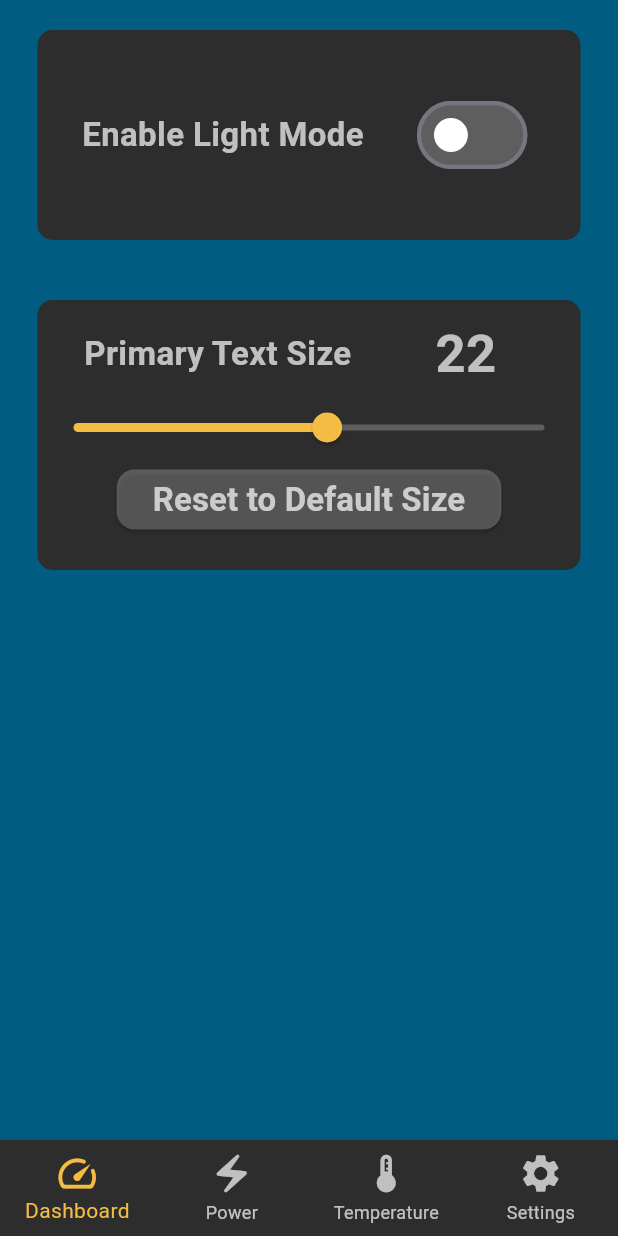
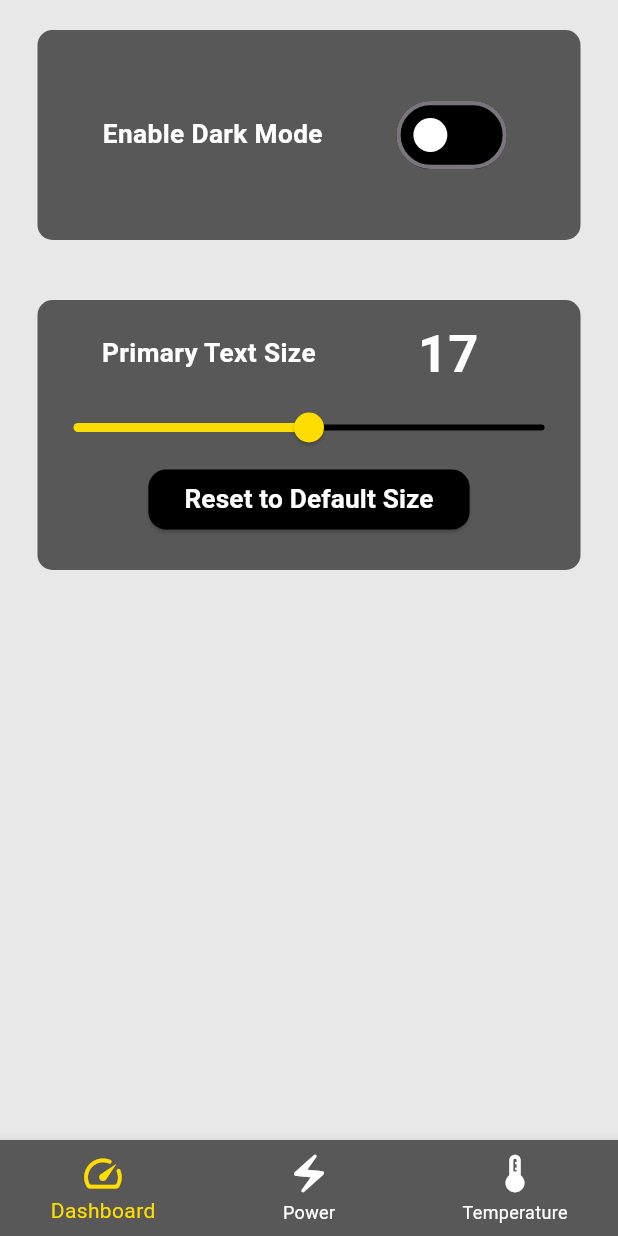
Before and after one commit to UTSME/UTSMEConnect, a Flutter app: the SettingsScreen screen opened by its route, on a phone screen of 412 x 824 dp. Run offline on Flutter 3.47's test engine with Material 3 defaults, Android fonts, the phone set to English and light mode, and no system bars; our stand-ins replace flutter_riverpod, go_router, percent_indicator, sizer.

```diff
--- a/lib/src/core/constants/utsmeconnect_colors.dart
+++ b/lib/src/core/constants/utsmeconnect_colors.dart
@@ -2,7 +2,7 @@ import 'package:flutter/material.dart';
 
 class UTSMEConnectColors {
   // Light Mode
-  static const Color kBackgroundPrimaryL = Color.fromARGB(255, 255, 255, 255);
+  static const Color kBackgroundPrimaryL = Color.fromARGB(255, 232, 232, 232);
   static const Color kBackgroundSecondaryL = Color.fromARGB(255, 88, 88, 88);
   static const Color kActiveItemL = Color.fromARGB(255, 255, 221, 0);
   static const Color kInActiveItemL = Color.fromARGB(255, 0, 0, 0);
--- /dev/null
+++ b/lib/src/core/constants/utsmeconnect_paths.dart
@@ -0,0 +1,5 @@
+class UTSMEConnectPaths {
+  // Image assets paths
+  static const String kLogoSplash = 'assets/logo/logo_splash.png';
+  static const String kLogoText = 'assets/logo/logo_text.png';
+}
--- a/lib/src/core/constants/utsmeconnect_sizes.dart
+++ b/lib/src/core/constants/utsmeconnect_sizes.dart
@@ -1,8 +1,8 @@
 class UTSMEConnectSizes {
   // Text font sizes
-  static const double kDefaultPrimaryTextSize = 22;
+  static const double kDefaultPrimaryTextSize = 17.5;
   static const double kMinPrimaryTextSize = 15;
-  static const double kMaxPrimaryTextSize = 28;
+  static const double kMaxPrimaryTextSize = 20;
 
   // UI SCale sizes
   static const double kDefaultUiScale = 1.0;
--- a/lib/src/core/theme/utsmeconnect_theme.dart
+++ b/lib/src/core/theme/utsmeconnect_theme.dart
@@ -5,7 +5,7 @@ import 'package:utsmeconnect/src/core/constants/utsmeconnect_sizes.dart';
 
 /// class to contain the properties
 class UTSMEConnectThemeState {
-  bool lightMode;
+  bool darkMode;
   double uiScale;
   double primaryTextSize;
 
@@ -21,45 +21,45 @@ class UTSMEConnectThemeState {
   Color maxValueColor;
 
   UTSMEConnectThemeState({
-    this.lightMode = false,
+    this.darkMode = false,
     this.uiScale = UTSMEConnectSizes.kDefaultUiScale,
     this.primaryTextSize = UTSMEConnectSizes.kDefaultPrimaryTextSize,
   })  : // set the theme colors based on the mode
-        primaryBackgroundColor = lightMode
-            ? UTSMEConnectColors.kBackgroundPrimaryL
-            : UTSMEConnectColors.kBackgroundPrimaryD,
-        secondaryBackgroundColor = lightMode
-            ? UTSMEConnectColors.kBackgroundSecondaryL
-            : UTSMEConnectColors.kBackgroundSecondaryD,
-        activeItemColor = lightMode
-            ? UTSMEConnectColors.kActiveItemL
-            : UTSMEConnectColors.kActiveItemD,
-        inActiveItemColor = lightMode
-            ? UTSMEConnectColors.kInActiveItemL
-            : UTSMEConnectColors.kInActiveItemD,
-        textColor = lightMode
-            ? UTSMEConnectColors.kTextColorL
-            : UTSMEConnectColors.kTextColorD,
-        textFieldBorderColor = lightMode
-            ? UTSMEConnectColors.kTextFieldBorderL
-            : UTSMEConnectColors.kTextFieldBorderD,
-        textFieldErrorBorderColor = lightMode
-            ? UTSMEConnectColors.kTextFieldErrorBorderL
-            : UTSMEConnectColors.kTextFieldErrorBorderD,
-        minValueColor = lightMode
-            ? UTSMEConnectColors.kMinValueL
-            : UTSMEConnectColors.kMinValueD,
-        maxValueColor = lightMode
-            ? UTSMEConnectColors.kMaxValueL
-            : UTSMEConnectColors.kMaxValueD;
+        primaryBackgroundColor = darkMode
+            ? UTSMEConnectColors.kBackgroundPrimaryD
+            : UTSMEConnectColors.kBackgroundPrimaryL,
+        secondaryBackgroundColor = darkMode
+            ? UTSMEConnectColors.kBackgroundSecondaryD
+            : UTSMEConnectColors.kBackgroundSecondaryL,
+        activeItemColor = darkMode
+            ? UTSMEConnectColors.kActiveItemD
+            : UTSMEConnectColors.kActiveItemL,
+        inActiveItemColor = darkMode
+            ? UTSMEConnectColors.kInActiveItemD
+            : UTSMEConnectColors.kInActiveItemL,
+        textColor = darkMode
+            ? UTSMEConnectColors.kTextColorD
+            : UTSMEConnectColors.kTextColorL,
+        textFieldBorderColor = darkMode
+            ? UTSMEConnectColors.kTextFieldBorderD
+            : UTSMEConnectColors.kTextFieldBorderL,
+        textFieldErrorBorderColor = darkMode
+            ? UTSMEConnectColors.kTextFieldErrorBorderD
+            : UTSMEConnectColors.kTextFieldErrorBorderL,
+        minValueColor = darkMode
+            ? UTSMEConnectColors.kMinValueD
+            : UTSMEConnectColors.kMinValueL,
+        maxValueColor = darkMode
+            ? UTSMEConnectColors.kMaxValueD
+            : UTSMEConnectColors.kMaxValueL;
 
   UTSMEConnectThemeState copyWith({
-    required bool lightMode,
+    required bool darkMode,
     required double uiScale,
     required double primaryTextSize,
   }) {
     return UTSMEConnectThemeState(
-      lightMode: lightMode,
+      darkMode: darkMode,
       uiScale: uiScale,
       primaryTextSize: primaryTextSize,
     );
@@ -77,15 +77,15 @@ class UTSMEConnectThemeController
   // Method to update the state after mutation
   void updateState() {
     state = state.copyWith(
-      lightMode: state.lightMode,
+      darkMode: state.darkMode,
       uiScale: state.uiScale,
       primaryTextSize: state.primaryTextSize,
     );
   }
 
-  // Light mode switch
-  void switchLightMode() {
-    state.lightMode = !state.lightMode;
+  // Dark mode switch
+  void switchDarkMode() {
+    state.darkMode = !state.darkMode;
     updateState();
   }
 
--- a/lib/src/features/navigation_bar/view/screens/utsmeconnect_navigation_bar.dart
+++ b/lib/src/features/navigation_bar/view/screens/utsmeconnect_navigation_bar.dart
@@ -63,10 +63,10 @@ class _UTSMEConnectNavigationBarState
             icon: Icon(Icons.thermostat),
             label: "Temperature",
           ),
-          BottomNavigationBarItem(
-            icon: Icon(Icons.settings),
-            label: "Settings",
-          ),
+          // BottomNavigationBarItem(
+          //   icon: Icon(Icons.settings),
+          //   label: "Settings",
+          // ),
         ],
       ),
     );
--- a/lib/src/features/settings/view/screens/settings_screen.dart
+++ b/lib/src/features/settings/view/screens/settings_screen.dart
@@ -28,7 +28,7 @@ class _SettingsScreenState extends ConsumerState<SettingsScreen> {
           child: Center(
         child: Column(
           children: [
-            // Enable Light Mode
+            // Enable Dark Mode
             Padding(
               padding: const EdgeInsets.all(20.0),
               child: Container(
@@ -42,7 +42,7 @@ class _SettingsScreenState extends ConsumerState<SettingsScreen> {
                   mainAxisAlignment: MainAxisAlignment.spaceEvenly,
                   children: [
                     Text(
-                      "Enable Light Mode",
+                      "Enable Dark Mode",
                       style: TextStyle(
                         color: themeState.textColor,
                         fontSize: themeState.primaryTextSize,
@@ -54,12 +54,12 @@ class _SettingsScreenState extends ConsumerState<SettingsScreen> {
                       child: FittedBox(
                         fit: BoxFit.fill,
                         child: Switch(
-                          value: themeState.lightMode,
+                          value: themeState.darkMode,
                           activeTrackColor: themeState.activeItemColor,
                           inactiveTrackColor: themeState.inActiveItemColor,
                           inactiveThumbColor: Colors.white,
                           onChanged: (value) =>
-                              themeController.switchLightMode(),
+                              themeController.switchDarkMode(),
                         ),
                       ),
                     ),
--- a/pubspec.yaml
+++ b/pubspec.yaml
@@ -78,6 +78,7 @@ flutter:
   # To add assets to your application, add an assets section, like this:
   assets:
     - assets/icon/
+    - assets/logo/
 
   # An image asset can refer to one or more resolution-specific "variants", see
   # https://flutter.dev/assets-and-images/#resolution-aware
```
Also changed, not shown: lib/src/features/dashboard/view/screens/dashboard_screen.dart (+16 -0 lines), lib/src/features/power/view/screens/power_screen.dart (+16 -0 lines), lib/src/features/splash/view/screens/splash_screen.dart (+2 -5 lines), lib/src/features/temperature/view/screens/temperature_screen.dart (+16 -0 lines), assets/logo/logo_splash.png (added), assets/logo/logo_text.png (added).
